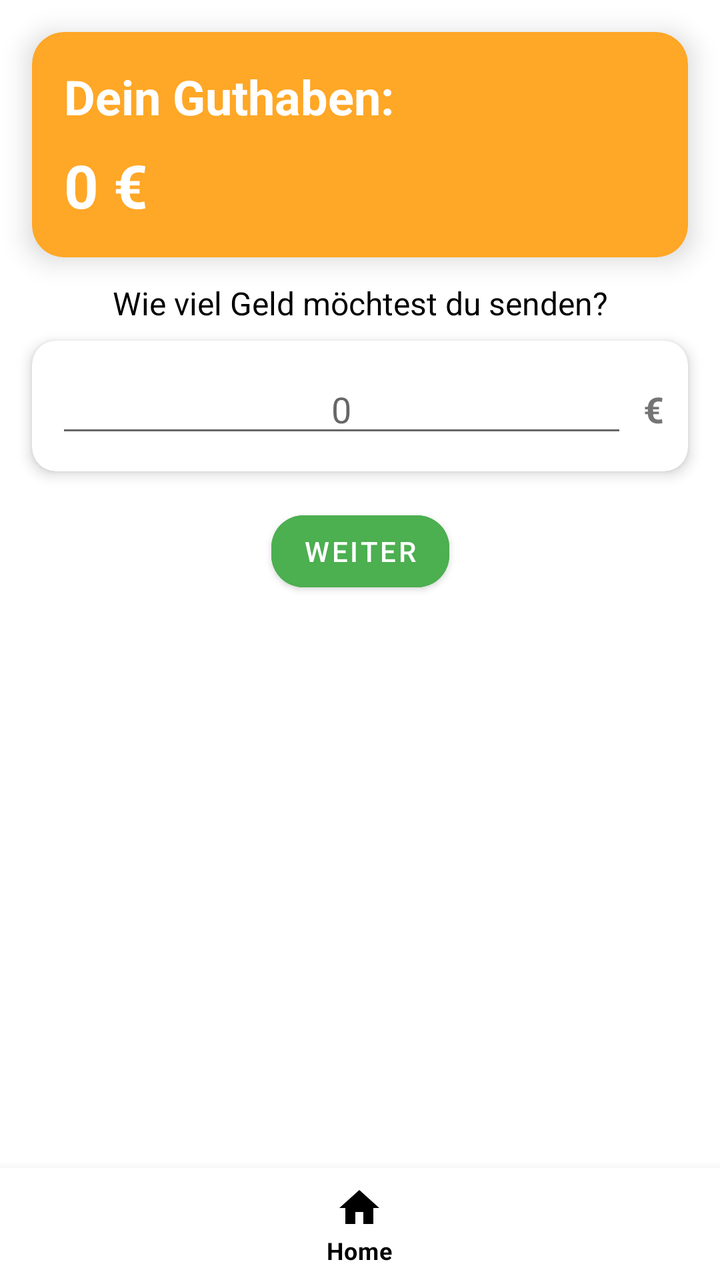
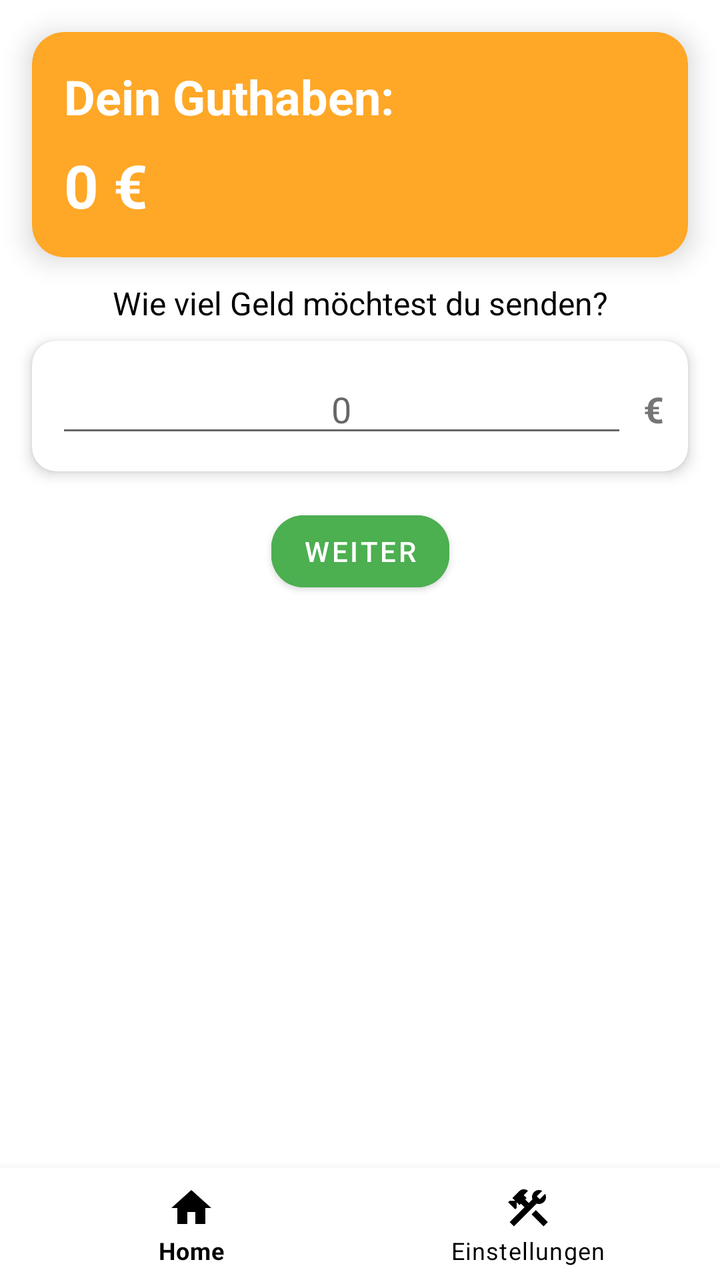

Two renders of the same Android screen: before a commit and after it. Below are the layout's source before the change and the commit's diff.
<!-- AndroidManifest.xml: application theme Theme.MAStudiPay -->
<!-- res/layout/fragment_user_transaction.xml -->
<?xml version="1.0" encoding="utf-8"?>
<androidx.constraintlayout.widget.ConstraintLayout
    xmlns:android="http://schemas.android.com/apk/res/android"
    xmlns:app="http://schemas.android.com/apk/res-auto"
    xmlns:tools="http://schemas.android.com/tools"
    android:layout_width="match_parent"
    android:layout_height="match_parent"
    android:background="@color/white"
    tools:context=".ui.MainActivity">

    <androidx.cardview.widget.CardView
        android:id="@+id/balance_card"
        android:layout_width="0dp"
        android:layout_height="wrap_content"
        android:layout_margin="16dp"
        app:cardBackgroundColor="@color/orange"
        app:cardCornerRadius="16dp"
        app:cardElevation="8dp"
        app:layout_constraintTop_toTopOf="parent"
        app:layout_constraintStart_toStartOf="parent"
        app:layout_constraintEnd_toEndOf="parent">
        <LinearLayout
            android:layout_width="match_parent"
            android:layout_height="wrap_content"
            android:orientation="vertical"
            android:padding="16dp">

            <TextView
                android:id="@+id/balance_label"
                android:layout_width="wrap_content"
                android:layout_height="wrap_content"
                android:text="Dein Guthaben:"
                android:textColor="@color/white"
                android:textSize="24sp"
                android:textStyle="bold" />

            <TextView
                android:id="@+id/user_transaction_balance_amount"
                android:layout_width="wrap_content"
                android:layout_height="wrap_content"
                android:layout_marginTop="8dp"
                android:text="0 €"
                android:textColor="@color/white"
                android:textSize="30sp"
                android:textStyle="bold" />
        </LinearLayout>
    </androidx.cardview.widget.CardView>

    <TextView
        android:id="@+id/transaction_title"
        android:layout_width="wrap_content"
        android:layout_height="wrap_content"
        android:layout_marginTop="12dp"
        android:text="Wie viel Geld möchtest du senden?"
        android:textColor="@color/black"
        android:textSize="16sp"
        app:layout_constraintEnd_toEndOf="parent"
        app:layout_constraintHorizontal_bias="0.5"
        app:layout_constraintStart_toStartOf="parent"
        app:layout_constraintTop_toBottomOf="@id/balance_card" />

    <androidx.cardview.widget.CardView
        android:id="@+id/amount_input_card"
        android:layout_width="0dp"
        android:layout_height="wrap_content"
        android:layout_marginHorizontal="16dp"
        android:layout_marginTop="8dp"
        app:cardCornerRadius="12dp"
        app:cardElevation="4dp"
        app:layout_constraintTop_toBottomOf="@id/transaction_title"
        app:layout_constraintStart_toStartOf="parent"
        app:layout_constraintEnd_toEndOf="parent">
        <LinearLayout
            android:layout_width="match_parent"
            android:layout_height="wrap_content"
            android:orientation="horizontal"
            android:padding="12dp">

            <EditText
                android:id="@+id/amount_input"
                android:layout_width="0dp"
                android:layout_height="wrap_content"
                android:layout_weight="1"
                android:inputType="numberDecimal"
                android:gravity="center"
                android:textSize="18sp"
                android:hint="0" />

            <TextView
                android:id="@+id/euro_symbol"
                android:layout_width="wrap_content"
                android:layout_height="wrap_content"
                android:layout_marginStart="8dp"
                android:text="€"
                android:textSize="18sp"
                android:textStyle="bold" />
        </LinearLayout>
    </androidx.cardview.widget.CardView>

    <com.google.android.material.button.MaterialButton
        android:id="@+id/continue_button"
        android:layout_width="wrap_content"
        android:layout_height="wrap_content"
        android:layout_margin="16dp"
        android:backgroundTint="@color/green"
        android:text="Weiter"
        android:textColor="@color/white"
        app:cornerRadius="16dp"
        app:layout_constraintTop_toBottomOf="@id/amount_input_card"
        app:layout_constraintStart_toStartOf="parent"
        app:layout_constraintEnd_toEndOf="parent" />

    <com.google.android.material.bottomnavigation.BottomNavigationView
        android:id="@+id/bottom_navigation"
        android:layout_width="match_parent"
        android:layout_height="wrap_content"
        app:menu="@menu/bottom_settings_nav"
        app:itemIconTint="@color/black"
        app:itemTextColor="@color/black"
        app:layout_constraintBottom_toBottomOf="parent" />

</androidx.constraintlayout.widget.ConstraintLayout>
<!-- resources referenced by this layout -->
<resources>
  <color name="black">#000000</color>
  <color name="green">#4CAF50</color>
  <color name="orange">#FFA726</color>
  <color name="white">#FFFFFF</color>
  <style name="Theme.MAStudiPay" parent="Theme.MaterialComponents.DayNight.NoActionBar">
  
      </style>
</resources>

<!-- the commit's change to res/layout/fragment_user_transaction.xml (unified diff, before → after) -->
@@ -114,7 +114,7 @@
         android:id="@+id/bottom_navigation"
         android:layout_width="match_parent"
         android:layout_height="wrap_content"
-        app:menu="@menu/bottom_settings_nav"
+        app:menu="@menu/bottom_nav_menu"
         app:itemIconTint="@color/black"
         app:itemTextColor="@color/black"
         app:layout_constraintBottom_toBottomOf="parent" />
